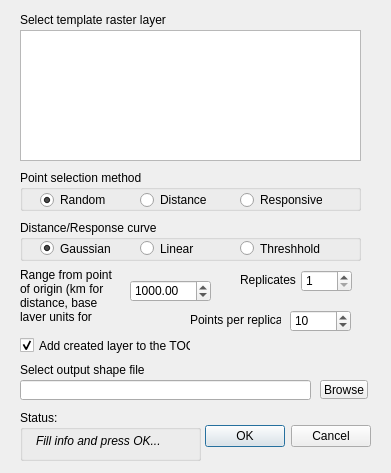
Qt form PseudoDist/Ui_PseudoDist.ui (EcoGIS/EcoGIS) before a commit.
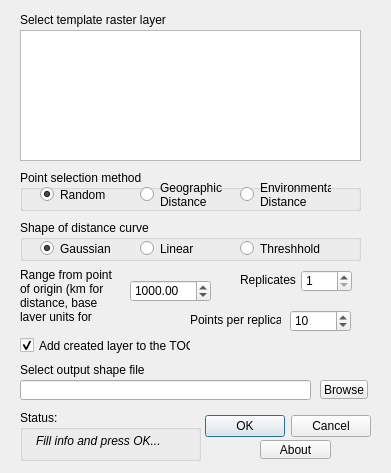
The same form after that commit.

Commit message: New tool: PseudoGrid to generate a raster grid of simulated data following a model.\n New Tool: RasterCorrelation to calculate a number of correlation values between raster grids.\n Move some repeated elements of PseudoDist into UI_Tools as these are reused by the new tools.

Diff of the .ui file:
```diff
--- a/PseudoDist/Ui_PseudoDist.ui
+++ b/PseudoDist/Ui_PseudoDist.ui
@@ -17,7 +17,7 @@
    <property name="geometry">
     <rect>
      <x>200</x>
-     <y>420</y>
+     <y>410</y>
      <width>171</width>
      <height>32</height>
     </rect>
@@ -140,13 +140,14 @@
     <property name="geometry">
      <rect>
       <x>120</x>
-      <y>20</y>
+      <y>9</y>
       <width>82</width>
-      <height>20</height>
+      <height>31</height>
      </rect>
     </property>
     <property name="text">
-     <string>Distance</string>
+     <string>Geographic 
+Distance</string>
     </property>
     <attribute name="buttonGroup">
      <string>methodButtons</string>
@@ -156,13 +157,14 @@
     <property name="geometry">
      <rect>
       <x>220</x>
-      <y>20</y>
-      <width>82</width>
-      <height>20</height>
+      <y>9</y>
+      <width>91</width>
+      <height>31</height>
      </rect>
     </property>
     <property name="text">
-     <string>Responsive</string>
+     <string>Environmental
+Distance</string>
     </property>
     <attribute name="buttonGroup">
      <string>methodButtons</string>
@@ -172,9 +174,9 @@
     <property name="geometry">
      <rect>
       <x>20</x>
-      <y>20</y>
+      <y>9</y>
       <width>82</width>
-      <height>20</height>
+      <height>31</height>
      </rect>
     </property>
     <property name="text">
@@ -278,7 +280,7 @@
     </rect>
    </property>
    <property name="title">
-    <string>Distance/Response curve </string>
+    <string>Shape of distance curve</string>
    </property>
    <widget class="QRadioButton" name="linearButton">
     <property name="geometry">
@@ -395,6 +397,19 @@
     <string>Select output shape file</string>
    </property>
   </widget>
+  <widget class="QToolButton" name="aboutButton">
+   <property name="geometry">
+    <rect>
+     <x>260</x>
+     <y>440</y>
+     <width>71</width>
+     <height>19</height>
+    </rect>
+   </property>
+   <property name="text">
+    <string>About</string>
+   </property>
+  </widget>
  </widget>
  <resources/>
  <connections>
```
Left out of the diff: 15 changed lines with no effect on the pictures. The commit also changes 3 other files.
